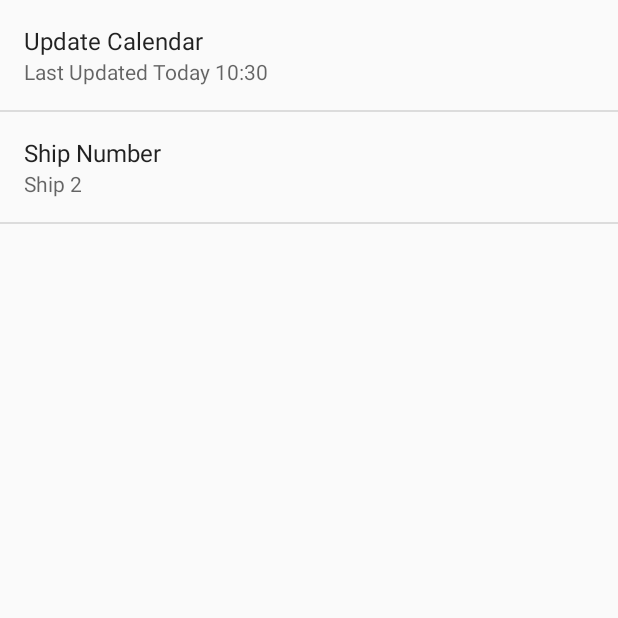
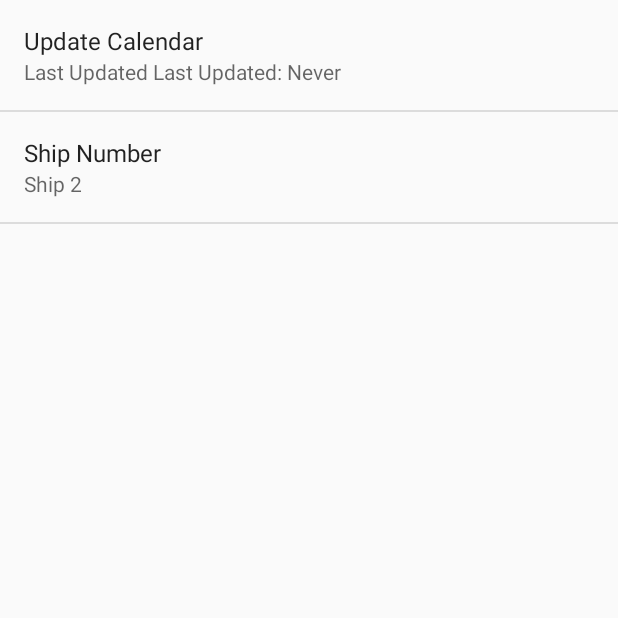
Before and after one commit to Frostlight/PSO2-Kue-Android, an Android app: the SettingsActivity screen opened directly, with no data from a screen before it, after a tap on "Update Calendar", on a phone screen of 412 x 824 dp, the top half of it. Run offline under Robolectric (Android 15) with nearby library versions, the phone set to English and light mode, and no system bars.

Commit message:
Failed calendar update?

```diff
--- a/app/src/main/java/frostlight/pso2kue/FetchCalendarTask.java
+++ b/app/src/main/java/frostlight/pso2kue/FetchCalendarTask.java
@@ -14,6 +14,7 @@ import org.xmlpull.v1.XmlPullParserException;
 import java.io.IOException;
 import java.io.InputStream;
 import java.net.URL;
+import java.net.UnknownHostException;
 import java.util.List;
 
 import javax.net.ssl.HttpsURLConnection;
@@ -55,6 +56,7 @@ public class FetchCalendarTask extends AsyncTask<Void, Void, Void> {
 
             // Nothing to do if input stream fails
             if (inputStream == null) {
+                cancel(true);
                 return null;
             }
 
@@ -72,12 +74,16 @@ public class FetchCalendarTask extends AsyncTask<Void, Void, Void> {
                     mContext.getContentResolver().insert(KueContract.CalendarEntry.CONTENT_URI, contentValues);
                 }
             } catch (XmlPullParserException e) {
+                // XML failed to parse
                 Log.e(Utility.getTag(), "Error: ", e);
                 e.printStackTrace();
+                cancel(true);
             }
         } catch (IOException e) {
+            // Hostname wasn't resolved properly, etc.
             Log.e(Utility.getTag(), "Error: ", e);
             e.printStackTrace();
+            cancel(true);
         } finally {
             if (urlConnection != null) {
                 urlConnection.disconnect();
--- a/app/src/main/java/frostlight/pso2kue/SettingsActivity.java
+++ b/app/src/main/java/frostlight/pso2kue/SettingsActivity.java
@@ -42,6 +42,21 @@ public class SettingsActivity extends PreferenceActivity {
 
                     // Update the summary to show that the calendar is currently updating
                     mUpdateCalendar.setSummary(getString(R.string.updating));
+                }
+
+                @Override
+                protected void onCancelled() {
+                    super.onCancelled();
+
+                    // This means the FetchCalendarTask failed to complete (No internet connection?)
+                    // Display a toast to confirm the calendar update failed
+                    Toast.makeText(getActivity(), getString(R.string.calendar_update_failure),
+                            Toast.LENGTH_LONG).show();
+
+                    // Update the summary to show the new last updated date
+                    mUpdateCalendar.setSummary(getString(R.string.last_updated) + " " +
+                            mSharedPreferences.getString(getString(R.string.pref_update_key),
+                                    getString(R.string.pref_update_default)));
                 }
 
                 @SuppressLint("CommitPrefEdits")
--- a/app/src/main/res/values/strings.xml
+++ b/app/src/main/res/values/strings.xml
@@ -34,4 +34,5 @@
 
     <!-- Toast Strings -->
     <string name="calendar_update_success">Updated calendar database successfully</string>
+    <string name="calendar_update_failure">Failed to update calendar database, check your network connection</string>
 </resources>
```
